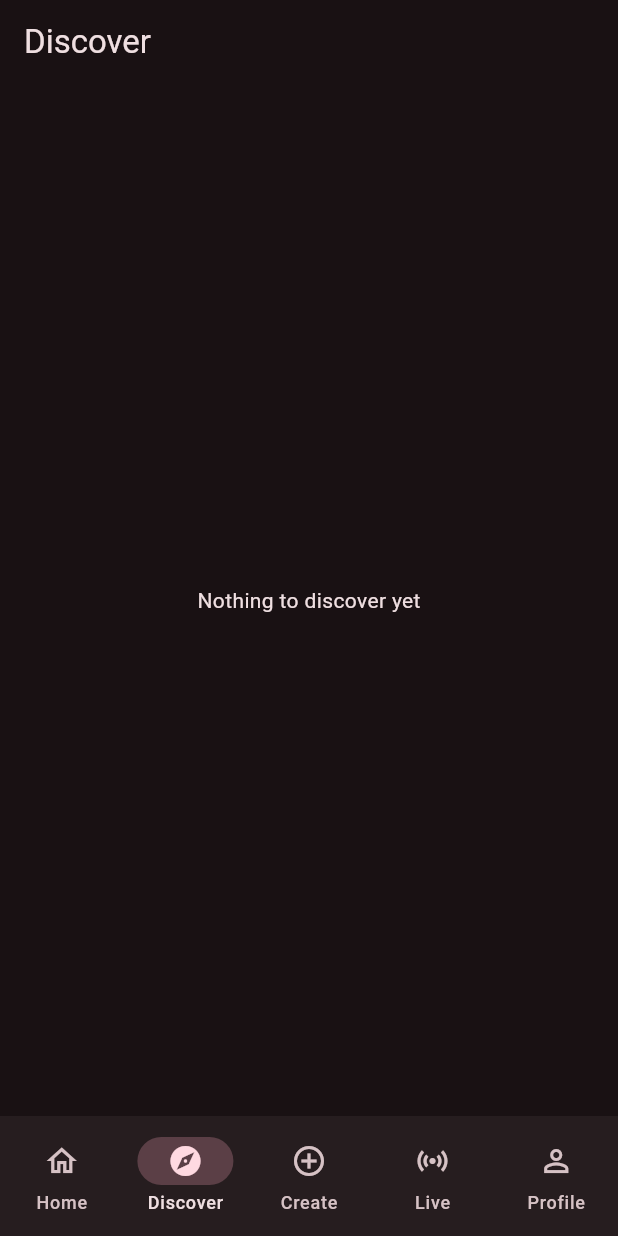
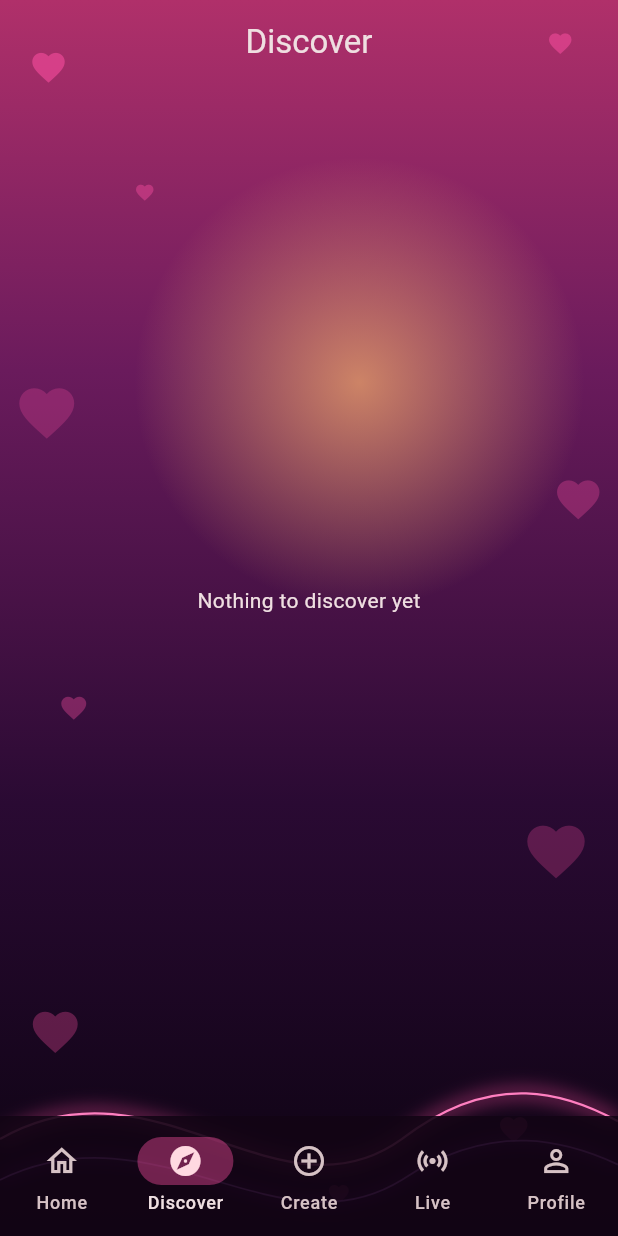
Before and after one commit to creativegames455-creator/VibraX, a Flutter app: the screen it shows once a user with an empty profile is signed in, item 2 of the bottom bar chosen, on a phone screen of 412 x 824 dp. Run offline on Flutter 3.47's test engine with Material 3 defaults, Android fonts, the phone set to English and light mode, and no system bars; our stand-ins replace google_fonts, supabase_flutter; accounts and stored records are empty.

Commit message:
Romantic theme for inner screens

```diff
--- a/lib/main.dart
+++ b/lib/main.dart
@@ -48,7 +48,13 @@ class VibraXApp extends StatelessWidget {
     return MaterialApp(
       title: 'VibraX',
       debugShowCheckedModeBanner: false,
-      theme: ThemeData(
+      builder: (context, child) => Stack(
+          fit: StackFit.expand,
+          children: [const LoginBackground(), if (child != null) child],
+        ),
+        theme: ThemeData(
+        scaffoldBackgroundColor: Colors.transparent, // VIBRAX_INNER
+
         useMaterial3: true,
         colorScheme: ColorScheme.fromSeed(
           seedColor: const Color(0xFFFF2D87),
@@ -393,7 +399,7 @@ class _MainShellState extends State<MainShell> {
   Widget build(BuildContext context) {
     return Scaffold(
       body: IndexedStack(index: _index, children: _pages),
-      bottomNavigationBar: NavigationBar(
+      bottomNavigationBar: NavigationBar(backgroundColor: const Color(0xE6120414), indicatorColor: const Color(0x66FF4FA3),
         selectedIndex: _index,
         onDestinationSelected: (i) => setState(() => _index = i),
         destinations: const [
@@ -495,11 +501,7 @@ class _PostCardState extends State<PostCard> {
     final color = colorFor('${p['id']}');
     return Container(
       decoration: BoxDecoration(
-        gradient: LinearGradient(
-          begin: Alignment.topCenter,
-          end: Alignment.bottomCenter,
-          colors: [color, Colors.black],
-        ),
+        gradient: const LinearGradient(begin: Alignment.topCenter, end: Alignment.bottomCenter, colors: [Color(0x00000000), Color(0xDD0B0310)]),
       ),
       padding: const EdgeInsets.all(20),
       child: SafeArea(
@@ -543,7 +545,7 @@ class DiscoverScreen extends StatelessWidget {
   @override
   Widget build(BuildContext context) {
     return Scaffold(
-      appBar: AppBar(title: const Text('Discover')),
+      appBar: AppBar(backgroundColor: Colors.transparent, elevation: 0, scrolledUnderElevation: 0, centerTitle: true, title: const Text('Discover')),
       body: ValueListenableBuilder<List<Map<String, dynamic>>>(
         valueListenable: postsNotifier,
         builder: (context, posts, _) {
@@ -623,7 +625,7 @@ class _CreateScreenState extends State<CreateScreen> {
   @override
   Widget build(BuildContext context) {
     return Scaffold(
-      appBar: AppBar(title: const Text('Create')),
+      appBar: AppBar(backgroundColor: Colors.transparent, elevation: 0, scrolledUnderElevation: 0, centerTitle: true, title: const Text('Create')),
       body: Padding(
         padding: const EdgeInsets.all(16),
         child: Column(
@@ -664,7 +666,7 @@ class LiveScreen extends StatelessWidget {
   @override
   Widget build(BuildContext context) {
     return Scaffold(
-      appBar: AppBar(title: const Text('Live now')),
+      appBar: AppBar(backgroundColor: Colors.transparent, elevation: 0, scrolledUnderElevation: 0, centerTitle: true, title: const Text('Live now')),
       body: ListView.builder(
         itemCount: 8,
         itemBuilder: (_, i) => ListTile(
@@ -695,7 +697,7 @@ class ProfileScreen extends StatelessWidget {
   Widget build(BuildContext context) {
     final user = supabase.auth.currentUser;
     return Scaffold(
-      appBar: AppBar(
+      appBar: AppBar(backgroundColor: Colors.transparent, elevation: 0, scrolledUnderElevation: 0, centerTitle: true,
         title: const Text('Profile'),
         actions: [
           IconButton(
```
